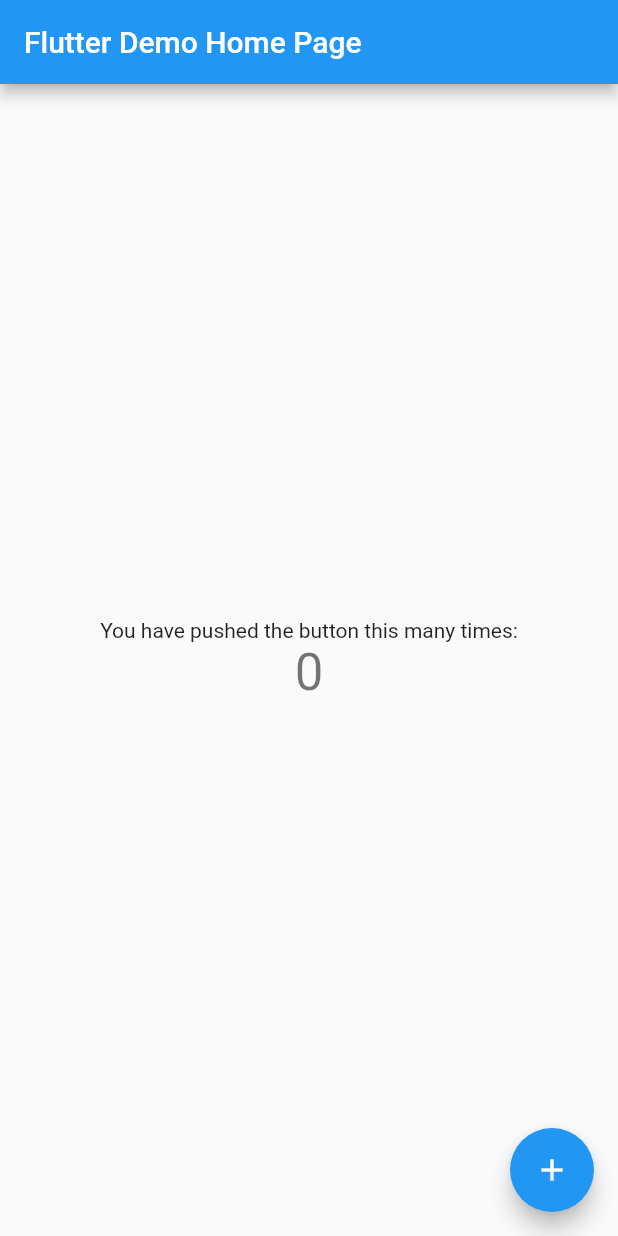
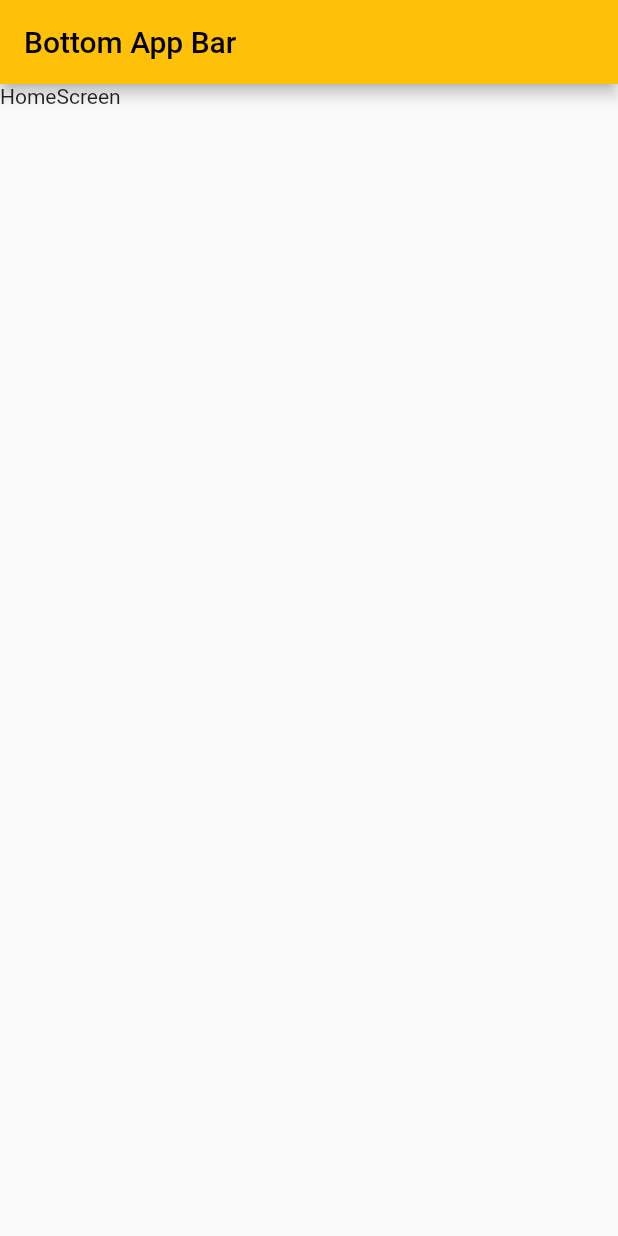
Before and after one commit to SubhankarCodeGeek/flutter-run, a Flutter app: the screen it shows after launch, on a phone screen of 412 x 824 dp. Run offline on Flutter 3.47's test engine with Material 2 defaults, Android fonts, the phone set to English and light mode, and no system bars.

```diff
--- a/lib/main.dart
+++ b/lib/main.dart
@@ -1,4 +1,5 @@
 import 'package:flutter/material.dart';
+import 'package:fultter_run/nav.dart';
 
 void main() {
   runApp(const MyApp());
@@ -11,7 +12,7 @@ class MyApp extends StatelessWidget {
   @override
   Widget build(BuildContext context) {
     return MaterialApp(
-      title: 'Flutter Demo',
+      title: 'Bottom nav bar',
       theme: ThemeData(
         // This is the theme of your application.
         //
@@ -22,9 +23,9 @@ class MyApp extends StatelessWidget {
         // or simply save your changes to "hot reload" in a Flutter IDE).
         // Notice that the counter didn't reset back to zero; the application
         // is not restarted.
-        primarySwatch: Colors.blue,
+        primarySwatch: Colors.amber,
       ),
-      home: const MyHomePage(title: 'Flutter Demo Home Page'),
+      home: const Nav(),
     );
   }
 }
--- /dev/null
+++ b/lib/nav.dart
@@ -0,0 +1,20 @@
+import 'package:flutter/material.dart';
+
+class Nav extends StatefulWidget {
+  const Nav({Key? key}) : super(key: key);
+
+  @override
+  State<Nav> createState() => _NavState();
+}
+
+class _NavState extends State<Nav> {
+  @override
+  Widget build(BuildContext context) {
+    return Scaffold(
+      appBar: AppBar(
+        title: const Text("Bottom App Bar"),
+      ),
+      body: const Text("HomeScreen"),
+    );
+  }
+}
--- /dev/null
+++ b/lib/spalsh_screen.dart
@@ -0,0 +1,13 @@
+import 'package:flutter/cupertino.dart';
+
+class SplashScreen extends StatelessWidget{
+
+  const SplashScreen({super.key});
+
+  @override
+  Widget build(BuildContext context) {
+    // TODO: implement build
+    throw UnimplementedError();
+  }
+
+}
--- a/pubspec.yaml
+++ b/pubspec.yaml
@@ -35,6 +35,7 @@ dependencies:
   # The following adds the Cupertino Icons font to your application.
   # Use with the CupertinoIcons class for iOS style icons.
   cupertino_icons: ^1.0.2
+  go_router: ^7.0.0
 
 dev_dependencies:
   flutter_test:
```
